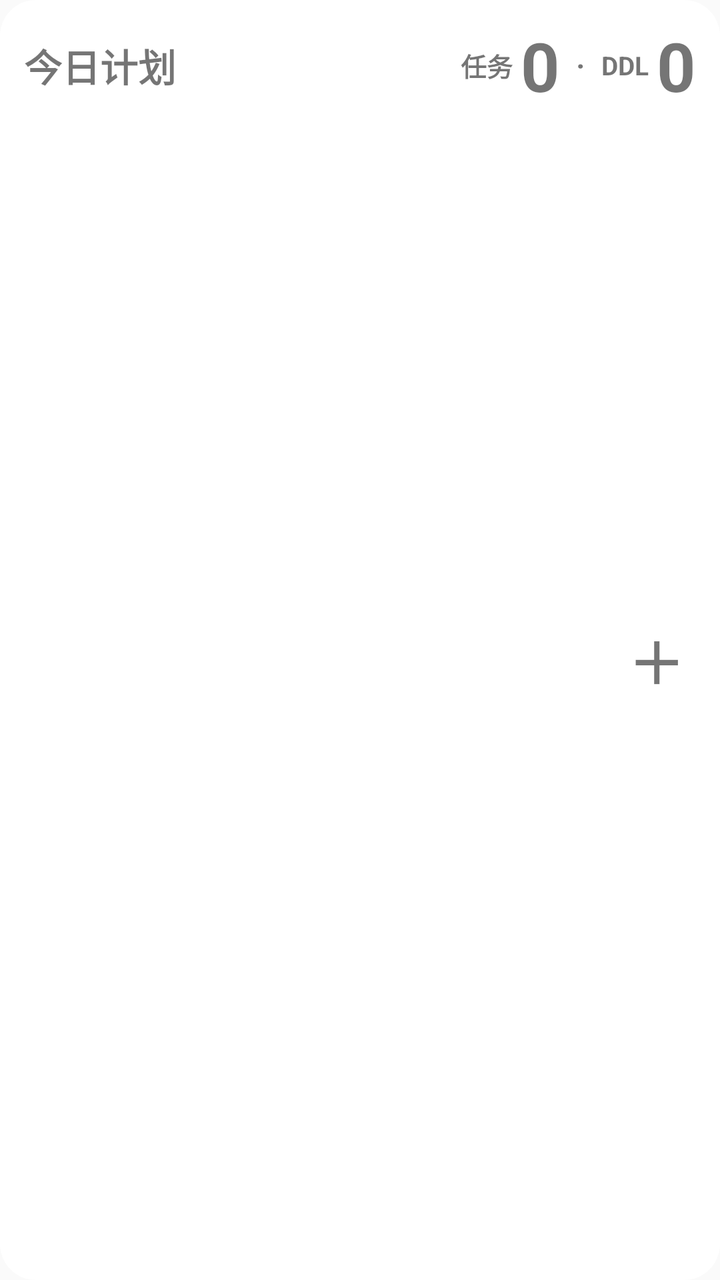
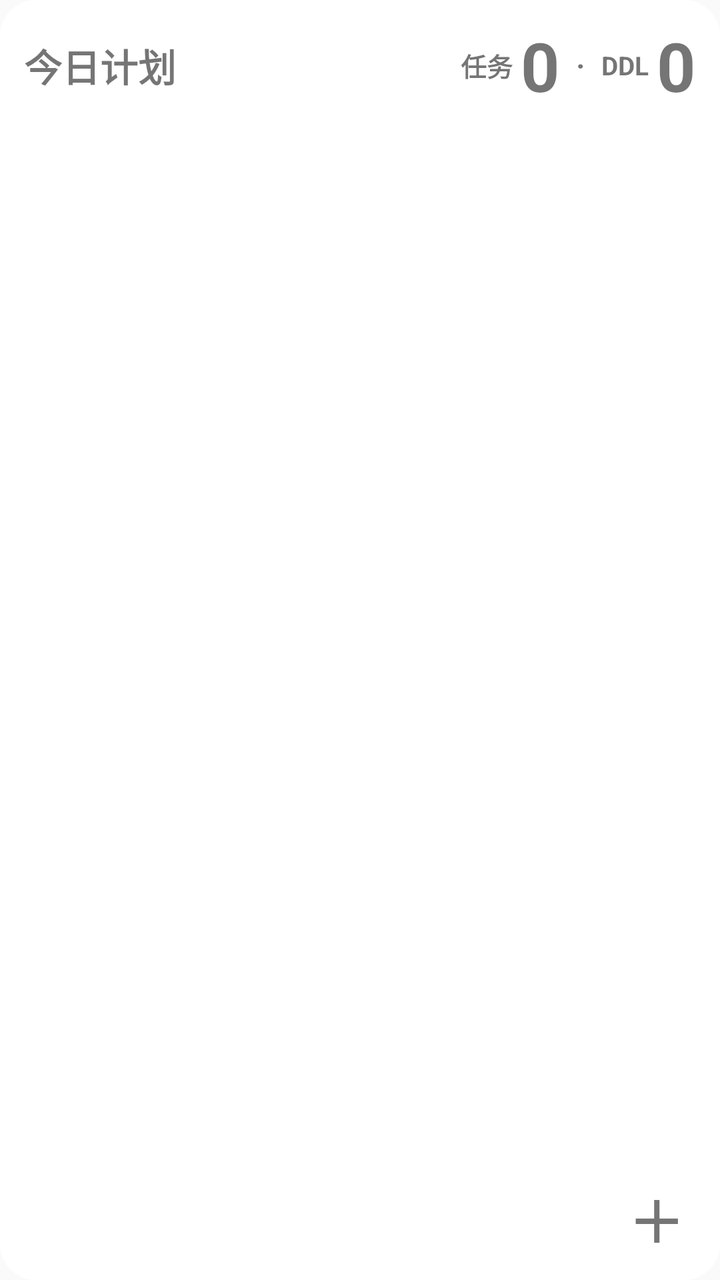

Screens rendered from an Android XML layout before and after an edit, with the pre-edit source and the edit as a unified diff.
<!-- AndroidManifest.xml: application theme AppTheme -->
<!-- res/layout/cw_widget.xml -->
<?xml version="1.0" encoding="utf-8"?>
<LinearLayout xmlns:android="http://schemas.android.com/apk/res/android"
    android:id="@+id/cw_widget_root"
    android:layout_width="match_parent"
    android:layout_height="match_parent"
    android:orientation="vertical"
    android:background="@drawable/cw_widget_bg"
    android:paddingStart="12dp"
    android:paddingEnd="12dp"
    android:paddingTop="10dp"
    android:paddingBottom="8dp">

    <LinearLayout
        android:layout_width="match_parent"
        android:layout_height="wrap_content"
        android:orientation="horizontal"
        android:gravity="center_vertical">

        <TextView
            android:id="@+id/cw_title"
            android:layout_width="0dp"
            android:layout_height="wrap_content"
            android:layout_weight="1"
            android:text="今日计划"
            android:textSize="19sp"
            android:textStyle="bold"
            android:singleLine="true"
            android:ellipsize="end" />

        <TextView
            android:id="@+id/cw_task_label"
            android:layout_width="wrap_content"
            android:layout_height="wrap_content"
            android:text="任务"
            android:textSize="13sp"
            android:textStyle="bold"
            android:singleLine="true"
            android:layout_marginStart="8dp" />

        <TextView
            android:id="@+id/cw_task_count"
            android:layout_width="wrap_content"
            android:layout_height="wrap_content"
            android:text="0"
            android:textSize="34sp"
            android:textStyle="bold"
            android:singleLine="true"
            android:layout_marginStart="4dp" />

        <TextView
            android:id="@+id/cw_sep"
            android:layout_width="wrap_content"
            android:layout_height="wrap_content"
            android:text="·"
            android:textSize="15sp"
            android:textStyle="bold"
            android:singleLine="true"
            android:layout_marginStart="8dp"
            android:layout_marginEnd="8dp" />

        <TextView
            android:id="@+id/cw_ddl_label"
            android:layout_width="wrap_content"
            android:layout_height="wrap_content"
            android:text="DDL"
            android:textSize="13sp"
            android:textStyle="bold"
            android:singleLine="true" />

        <TextView
            android:id="@+id/cw_ddl_count"
            android:layout_width="wrap_content"
            android:layout_height="wrap_content"
            android:text="0"
            android:textSize="34sp"
            android:textStyle="bold"
            android:singleLine="true"
            android:layout_marginStart="4dp" />
    </LinearLayout>

    <TextView android:id="@+id/cw_row0" android:layout_width="match_parent" android:layout_height="wrap_content"
        android:textSize="18sp" android:singleLine="true" android:ellipsize="end"
        android:layout_marginTop="5dp" android:paddingStart="10dp" android:paddingEnd="10dp"
        android:paddingTop="4dp" android:paddingBottom="4dp" />
    <TextView android:id="@+id/cw_row1" android:layout_width="match_parent" android:layout_height="wrap_content"
        android:textSize="18sp" android:singleLine="true" android:ellipsize="end"
        android:layout_marginTop="3dp" android:paddingStart="10dp" android:paddingEnd="10dp"
        android:paddingTop="4dp" android:paddingBottom="4dp" />
    <TextView android:id="@+id/cw_row2" android:layout_width="match_parent" android:layout_height="wrap_content"
        android:textSize="18sp" android:singleLine="true" android:ellipsize="end"
        android:layout_marginTop="3dp" android:paddingStart="10dp" android:paddingEnd="10dp"
        android:paddingTop="4dp" android:paddingBottom="4dp" />
    <TextView android:id="@+id/cw_row3" android:layout_width="match_parent" android:layout_height="wrap_content"
        android:textSize="18sp" android:singleLine="true" android:ellipsize="end"
        android:layout_marginTop="3dp" android:paddingStart="10dp" android:paddingEnd="10dp"
        android:paddingTop="4dp" android:paddingBottom="4dp" />
    <TextView android:id="@+id/cw_row4" android:layout_width="match_parent" android:layout_height="wrap_content"
        android:textSize="18sp" android:singleLine="true" android:ellipsize="end"
        android:layout_marginTop="3dp" android:paddingStart="10dp" android:paddingEnd="10dp"
        android:paddingTop="4dp" android:paddingBottom="4dp" />
    <TextView android:id="@+id/cw_row5" android:layout_width="match_parent" android:layout_height="wrap_content"
        android:textSize="18sp" android:singleLine="true" android:ellipsize="end"
        android:layout_marginTop="3dp" android:paddingStart="10dp" android:paddingEnd="10dp"
        android:paddingTop="4dp" android:paddingBottom="4dp" />
    <TextView android:id="@+id/cw_row6" android:layout_width="match_parent" android:layout_height="wrap_content"
        android:textSize="18sp" android:singleLine="true" android:ellipsize="end"
        android:layout_marginTop="3dp" android:paddingStart="10dp" android:paddingEnd="10dp"
        android:paddingTop="4dp" android:paddingBottom="4dp" />

    <LinearLayout
        android:layout_width="match_parent"
        android:layout_height="wrap_content"
        android:orientation="horizontal"
        android:gravity="center_vertical"
        android:layout_marginTop="5dp">

        <TextView
            android:id="@+id/cw_piggy"
            android:layout_width="0dp"
            android:layout_height="wrap_content"
            android:layout_weight="1"
            android:textSize="17sp"
            android:singleLine="true" />

        <TextView
            android:id="@+id/cw_add"
            android:layout_width="wrap_content"
            android:layout_height="wrap_content"
            android:text="＋"
            android:textSize="28sp"
            android:textStyle="bold"
            android:paddingStart="10dp"
            android:paddingEnd="6dp"
            android:paddingBottom="2dp" />
    </LinearLayout>
</LinearLayout>
<!-- resources referenced by this layout -->
<resources>
  <!-- drawable cw_widget_bg (drawable) -->
  <?xml version="1.0" encoding="utf-8"?>
  <shape xmlns:android="http://schemas.android.com/apk/res/android" android:shape="rectangle">
      <solid android:color="#FFFFFF" />
      <corners android:radius="18dp" />
  </shape>
  <style name="AppTheme" parent="Theme.AppCompat.Light.DarkActionBar">
          
          <item name="colorPrimary">@color/colorPrimary</item>
          <item name="colorPrimaryDark">@color/colorPrimaryDark</item>
          <item name="colorAccent">@color/colorAccent</item>
      </style>
</resources>

<!-- the commit's change to res/layout/cw_widget.xml (unified diff, before → after) -->
@@ -78,34 +78,16 @@
             android:layout_marginStart="4dp" />
     </LinearLayout>
 
-    <TextView android:id="@+id/cw_row0" android:layout_width="match_parent" android:layout_height="wrap_content"
-        android:textSize="18sp" android:singleLine="true" android:ellipsize="end"
-        android:layout_marginTop="5dp" android:paddingStart="10dp" android:paddingEnd="10dp"
-        android:paddingTop="4dp" android:paddingBottom="4dp" />
-    <TextView android:id="@+id/cw_row1" android:layout_width="match_parent" android:layout_height="wrap_content"
-        android:textSize="18sp" android:singleLine="true" android:ellipsize="end"
-        android:layout_marginTop="3dp" android:paddingStart="10dp" android:paddingEnd="10dp"
-        android:paddingTop="4dp" android:paddingBottom="4dp" />
-    <TextView android:id="@+id/cw_row2" android:layout_width="match_parent" android:layout_height="wrap_content"
-        android:textSize="18sp" android:singleLine="true" android:ellipsize="end"
-        android:layout_marginTop="3dp" android:paddingStart="10dp" android:paddingEnd="10dp"
-        android:paddingTop="4dp" android:paddingBottom="4dp" />
-    <TextView android:id="@+id/cw_row3" android:layout_width="match_parent" android:layout_height="wrap_content"
-        android:textSize="18sp" android:singleLine="true" android:ellipsize="end"
-        android:layout_marginTop="3dp" android:paddingStart="10dp" android:paddingEnd="10dp"
-        android:paddingTop="4dp" android:paddingBottom="4dp" />
-    <TextView android:id="@+id/cw_row4" android:layout_width="match_parent" android:layout_height="wrap_content"
-        android:textSize="18sp" android:singleLine="true" android:ellipsize="end"
-        android:layout_marginTop="3dp" android:paddingStart="10dp" android:paddingEnd="10dp"
-        android:paddingTop="4dp" android:paddingBottom="4dp" />
-    <TextView android:id="@+id/cw_row5" android:layout_width="match_parent" android:layout_height="wrap_content"
-        android:textSize="18sp" android:singleLine="true" android:ellipsize="end"
-        android:layout_marginTop="3dp" android:paddingStart="10dp" android:paddingEnd="10dp"
-        android:paddingTop="4dp" android:paddingBottom="4dp" />
-    <TextView android:id="@+id/cw_row6" android:layout_width="match_parent" android:layout_height="wrap_content"
-        android:textSize="18sp" android:singleLine="true" android:ellipsize="end"
-        android:layout_marginTop="3dp" android:paddingStart="10dp" android:paddingEnd="10dp"
-        android:paddingTop="4dp" android:paddingBottom="4dp" />
+    <ListView
+        android:id="@+id/cw_list"
+        android:layout_width="match_parent"
+        android:layout_height="0dp"
+        android:layout_weight="1"
+        android:layout_marginTop="4dp"
+        android:divider="@null"
+        android:dividerHeight="0dp"
+        android:scrollbars="none"
+        android:cacheColorHint="@android:color/transparent" />
 
     <LinearLayout
         android:layout_width="match_parent"
